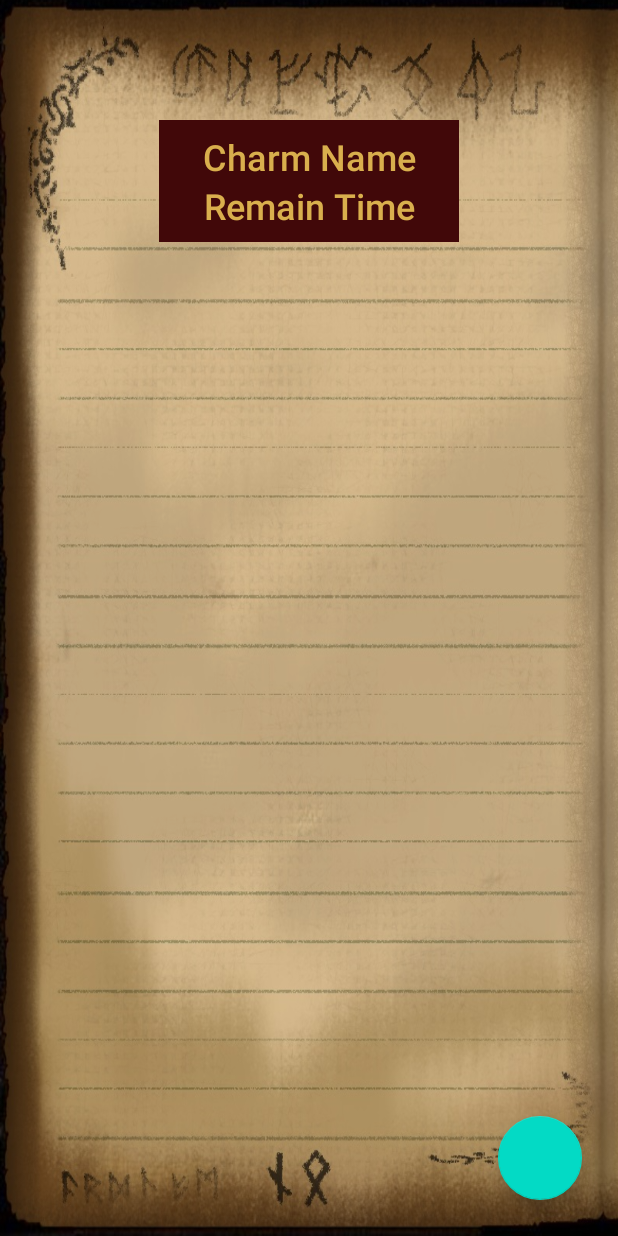
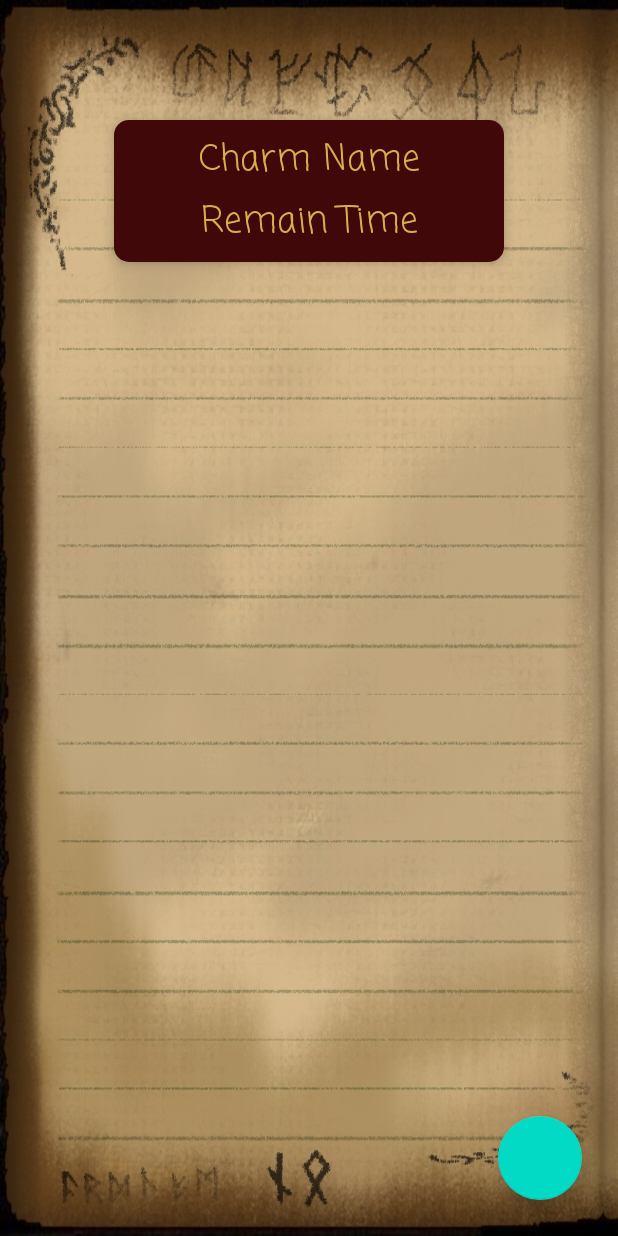
Before and after one commit to obaya884/CharmMe, an Android app: the layout activity_main.xml on its own in the app's theme, with its tools: preview values and no code run, on a phone screen of 412 x 824 dp. Run offline under Robolectric (Android 15) with nearby library versions, the phone set to English and light mode, and no system bars; plain views replace LavaFab.

Commit message:
apply layout to timer view

```diff
--- /dev/null
+++ b/app/src/main/res/drawable/shape_timer_view_rounded_corner.xml
@@ -0,0 +1,10 @@
+<?xml version="1.0" encoding="utf-8"?>
+<selector xmlns:android="http://schemas.android.com/apk/res/android">
+    <item>
+        <shape android:shape="rectangle">
+            <corners android:radius="10dp"></corners>
+            <solid android:color="#410809"></solid>
+
+        </shape>
+    </item>
+</selector>
--- a/app/src/main/res/layout/activity_main.xml
+++ b/app/src/main/res/layout/activity_main.xml
@@ -34,11 +34,12 @@
 
     <LinearLayout
         android:id="@+id/timerViewLayout"
-        android:layout_width="200dp"
+        android:layout_width="260dp"
         android:layout_height="wrap_content"
         android:layout_gravity="center|top"
         android:layout_marginTop="80dp"
-        android:background="#410809"
+        android:background="@drawable/shape_timer_view_rounded_corner"
+        android:elevation="5dp"
         android:orientation="vertical"
         android:padding="8dp">
 
@@ -46,8 +47,9 @@
             android:id="@+id/charmNameText"
             android:layout_width="match_parent"
             android:layout_height="wrap_content"
-            android:fontFamily="sans-serif-medium"
-            android:text="Charm Name"
+            android:layout_marginBottom="4dp"
+            android:fontFamily="casual"
+            android:text="@string/charm_name"
             android:textAlignment="center"
             android:textColor="#D9AF4D"
             android:textSize="24sp" />
@@ -56,8 +58,8 @@
             android:id="@+id/timerText"
             android:layout_width="match_parent"
             android:layout_height="wrap_content"
-            android:fontFamily="sans-serif-medium"
-            android:text="Remain Time"
+            android:fontFamily="casual"
+            android:text="@string/remain_time"
             android:textAlignment="center"
             android:textColor="#D9AF4D"
             android:textSize="24sp" />
--- a/app/src/main/res/values/strings.xml
+++ b/app/src/main/res/values/strings.xml
@@ -1,3 +1,5 @@
 <resources>
     <string name="app_name">CharmMe</string>
+    <string name="charm_name">Charm Name</string>
+    <string name="remain_time">Remain Time</string>
 </resources>
```
